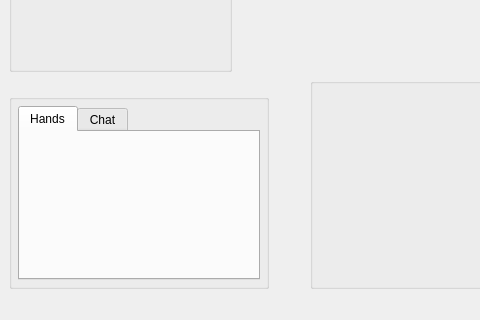
This is src/gui/qt/gametable.ui in pokerth/pokerth as Qt 5 draws it before an edit; both pictures show x 0 to 480 and y 360 to 680 of the 1000 by 680 pixel window. The edited form follows.
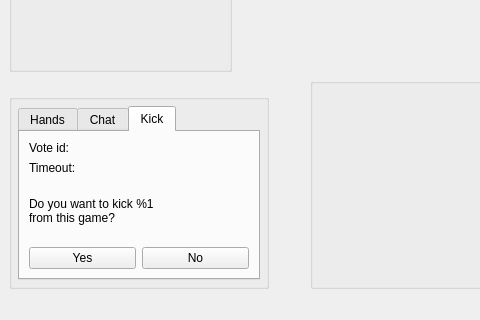
This is the edited form. The open tabs and pages were chosen to show the change. Custom widgets are drawn as their Qt base class.

Commit message: start votekick gui implementation

Diff of the .ui file:
```diff
--- a/src/gui/qt/gametable.ui
+++ b/src/gui/qt/gametable.ui
@@ -1776,6 +1776,79 @@
                </item>
               </layout>
              </widget>
+             <widget class="QWidget" name="tab_Kick" >
+              <attribute name="title" >
+               <string>Kick</string>
+              </attribute>
+              <layout class="QGridLayout" name="gridLayout" >
+               <item row="0" column="0" >
+                <widget class="QLabel" name="label" >
+                 <property name="text" >
+                  <string>Vote id:</string>
+                 </property>
+                </widget>
+               </item>
+               <item row="0" column="1" >
+                <widget class="QLabel" name="label_kickVoteId" >
+                 <property name="sizePolicy" >
+                  <sizepolicy vsizetype="Preferred" hsizetype="MinimumExpanding" >
+                   <horstretch>0</horstretch>
+                   <verstretch>0</verstretch>
+                  </sizepolicy>
+                 </property>
+                 <property name="text" >
+                  <string/>
+                 </property>
+                </widget>
+               </item>
+               <item row="1" column="0" >
+                <widget class="QLabel" name="label_2" >
+                 <property name="text" >
+                  <string>Timeout:</string>
+                 </property>
+                </widget>
+               </item>
+               <item row="1" column="1" >
+                <widget class="QLabel" name="label_kickVoteTimeout" >
+                 <property name="text" >
+                  <string/>
+                 </property>
+                </widget>
+               </item>
+               <item row="2" column="0" colspan="2" >
+                <widget class="QLabel" name="label_kickUser" >
+                 <property name="sizePolicy" >
+                  <sizepolicy vsizetype="MinimumExpanding" hsizetype="Preferred" >
+                   <horstretch>0</horstretch>
+                   <verstretch>0</verstretch>
+                  </sizepolicy>
+                 </property>
+                 <property name="text" >
+                  <string>Do you want to kick %1 
+from this game?</string>
+                 </property>
+                </widget>
+               </item>
+               <item row="3" column="0" colspan="2" >
+                <layout class="QHBoxLayout" name="horizontalLayout" >
+                 <item>
+                  <widget class="QPushButton" name="pushButton" >
+                   <property name="text" >
+                    <string>Yes</string>
+                   </property>
+                  </widget>
+                 </item>
+                 <item>
+                  <widget class="QPushButton" name="pushButton_2" >
+                   <property name="text" >
+                    <string>No</string>
+                   </property>
+                  </widget>
+                 </item>
+                </layout>
+               </item>
+              </layout>
+             </widget>
             </widget>
            </item>
           </layout>
```
Left out of the diff: 2 changed lines with no effect on the pictures. The commit also changes 4 other files.
